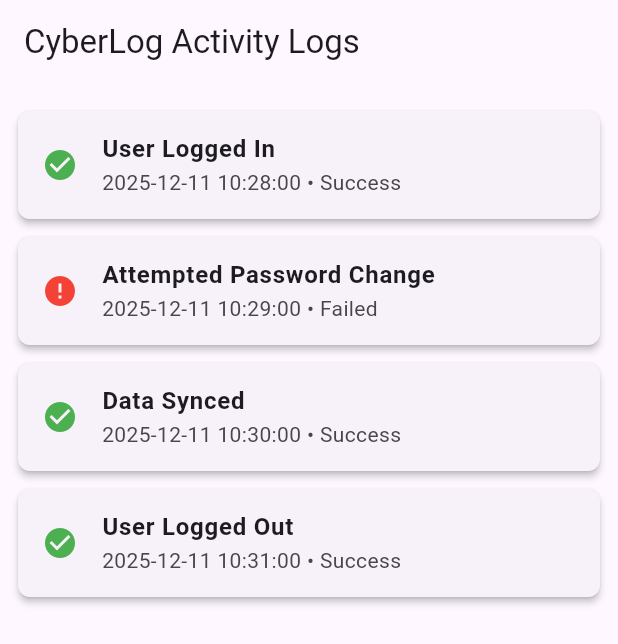
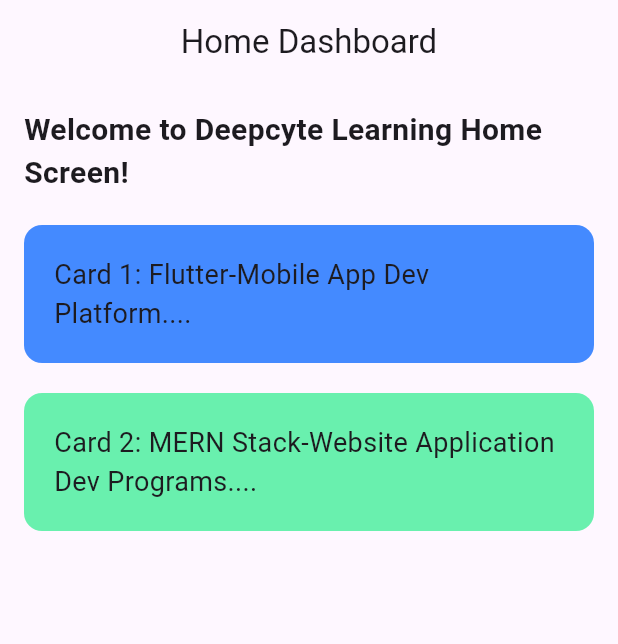
Before and after one commit to prayu-cyber/cyberlog, a Flutter app: the screen it shows after launch, on a phone screen of 412 x 824 dp. Shown: the top 644 px of the screen. Run offline on Flutter 3.47's test engine with Material 3 defaults, Android fonts, the phone set to English and light mode, and no system bars.

Commit message:
Home Screen Page

```diff
--- a/lib/main.dart
+++ b/lib/main.dart
@@ -1,59 +1,75 @@
 import 'package:flutter/material.dart';
 
 void main() {
-  runApp(const CyberLogApp());
+  runApp(const MyApp());
 }
 
-class Log {
-  String action;
-  DateTime timestamp;
-  String status;
-
-  Log(this.action, this.timestamp, this.status);
-}
-
-class CyberLogApp extends StatelessWidget {
-  const CyberLogApp({super.key});
-
-  String formatDateTime(DateTime dt) {
-    String two(int n) => n.toString().padLeft(2, '0');
-    return '${dt.year}-${two(dt.month)}-${two(dt.day)} '
-        '${two(dt.hour)}:${two(dt.minute)}:${two(dt.second)}';
-  }
+class MyApp extends StatelessWidget {
+  const MyApp({super.key});
 
   @override
   Widget build(BuildContext context) {
-    List<Log> logs = [
-      Log("User Logged In", DateTime.now().subtract(const Duration(minutes: 2)), "Success"),
-      Log("Attempted Password Change", DateTime.now().subtract(const Duration(minutes: 1)), "Failed"),
-      Log("Data Synced", DateTime.now(), "Success"),
-      Log("User Logged Out", DateTime.now().add(const Duration(minutes: 1)), "Success"),
-    ];
+    return MaterialApp(
+      debugShowCheckedModeBanner: false,
+      home: const HomeScreen(),
+    );
+  }
+}
 
-    return MaterialApp(
-      title: 'CyberLog',
-      home: Scaffold(
-        appBar: AppBar(title: const Text('CyberLog Activity Logs')),
-        body: Padding(
-          padding: const EdgeInsets.all(12.0),
-          child: ListView(
-            children: logs.map((log) {
-              String formatted = formatDateTime(log.timestamp);
-              return Card(
-                margin: const EdgeInsets.symmetric(vertical: 6),
-                shape: RoundedRectangleBorder(borderRadius: BorderRadius.circular(8)),
-                elevation: 2,
-                child: ListTile(
-                  leading: Icon(
-                    log.status.toLowerCase() == 'success' ? Icons.check_circle : Icons.error,
-                    color: log.status.toLowerCase() == 'success' ? Colors.green : Colors.red,
-                  ),
-                  title: Text(log.action, style: const TextStyle(fontWeight: FontWeight.w600)),
-                  subtitle: Text('$formatted • ${log.status}'),
-                ),
-              );
-            }).toList(),
-          ),
+class HomeScreen extends StatelessWidget {
+  const HomeScreen({super.key});
+
+  @override
+  Widget build(BuildContext context) {
+    return Scaffold(
+      appBar: AppBar(
+        title: const Text("Home Dashboard"),
+        centerTitle: true,
+      ),
+
+      body: Padding(
+        padding: const EdgeInsets.all(16.0),
+        child: Column(
+          crossAxisAlignment: CrossAxisAlignment.start,
+          children: [
+            const Text(
+              "Welcome to Deepcyte Learning Home Screen!",
+              style: TextStyle(
+                fontSize: 20,
+                fontWeight: FontWeight.bold,
+              ),
+            ),
+
+            const SizedBox(height: 20),
+
+            Container(
+              padding: const EdgeInsets.all(20),
+              width: double.infinity,
+              decoration: BoxDecoration(
+                color: Colors.blueAccent.withValues(),
+                borderRadius: BorderRadius.circular(12),
+              ),
+              child: const Text(
+                "Card 1: Flutter-Mobile App Dev Platform....",
+                style: TextStyle(fontSize: 18),
+              ),
+            ),
+
+            const SizedBox(height: 20),
+
+            Container(
+              padding: const EdgeInsets.all(20),
+              width: double.infinity,
+              decoration: BoxDecoration(
+                color: Colors.greenAccent.withValues(),
+                borderRadius: BorderRadius.circular(12),
+              ),
+              child: const Text(
+                "Card 2: MERN Stack-Website Application Dev Programs....",
+                style: TextStyle(fontSize: 18),
+              ),
+            ),
+          ],
         ),
       ),
     );
```
